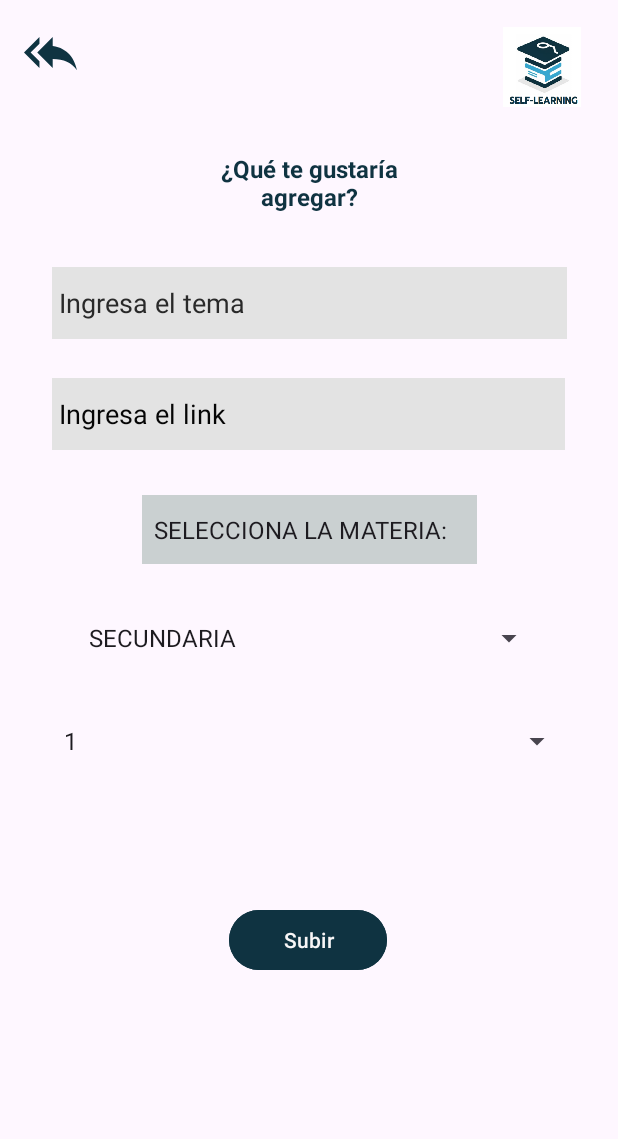
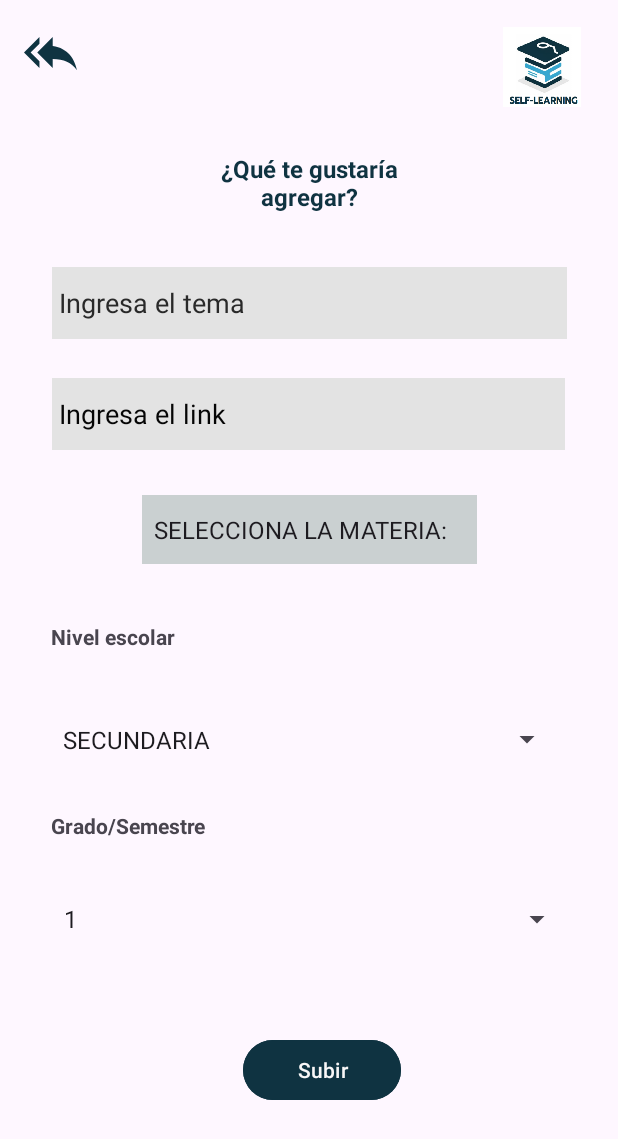
Before and after one commit to NayeliIA/appandroid, an Android app: the AdminCrearPropuesta screen opened directly, with no data from a screen before it, on a phone screen of 412 x 824 dp. Shown: the top 1139 px of the screen. Run offline under Robolectric (Android 15) with nearby library versions, the phone set to English and light mode, and no system bars; our stand-ins replace Firebase (no records; nobody signed in at launch, a user with empty details on screens opened directly).

Commit message:
backup/app lista 25/02/24

```diff
--- a/app/src/main/java/com/example/alumnos/MainActivity.java
+++ b/app/src/main/java/com/example/alumnos/MainActivity.java
@@ -29,7 +29,7 @@ public class MainActivity extends AppCompatActivity {
             @Override
             public void onClick(View v) {
 
-                Intent i = new Intent(MainActivity.this, PaginaunoActivity.class);
+                Intent i = new Intent(MainActivity.this, InicioActivity.class);
                 //Intent i = new Intent(MainActivity.this, Materias.class);
 
                 //Intent i = new Intent(MainActivity.this, InicioActivity.class);
--- a/app/src/main/res/layout/activity_admin_crear_propuesta.xml
+++ b/app/src/main/res/layout/activity_admin_crear_propuesta.xml
@@ -92,10 +92,10 @@
         android:textColor="#F8F7F7"
         app:layout_constraintBottom_toBottomOf="parent"
         app:layout_constraintEnd_toEndOf="parent"
-        app:layout_constraintHorizontal_bias="0.498"
+        app:layout_constraintHorizontal_bias="0.529"
         app:layout_constraintStart_toStartOf="parent"
         app:layout_constraintTop_toTopOf="parent"
-        app:layout_constraintVertical_bias="0.777" />
+        app:layout_constraintVertical_bias="0.888" />
 
     <TextView
         android:id="@+id/textView3"
@@ -115,24 +115,50 @@
 
     <Spinner
         android:id="@+id/nivelEducacionSpinner"
-        android:layout_width="312dp"
-        android:layout_height="45dp"
+        android:layout_width="341dp"
+        android:layout_height="55dp"
         app:layout_constraintBottom_toBottomOf="parent"
         app:layout_constraintEnd_toEndOf="parent"
-        app:layout_constraintHorizontal_bias="0.515"
+        app:layout_constraintHorizontal_bias="0.485"
         app:layout_constraintStart_toStartOf="parent"
         app:layout_constraintTop_toTopOf="parent"
-        app:layout_constraintVertical_bias="0.517" />
+        app:layout_constraintVertical_bias="0.605" />
 
     <Spinner
         android:id="@+id/gradoSpinner"
         android:layout_width="347dp"
-        android:layout_height="44dp"
+        android:layout_height="48dp"
         app:layout_constraintBottom_toBottomOf="parent"
         app:layout_constraintEnd_toEndOf="parent"
         app:layout_constraintHorizontal_bias="0.531"
         app:layout_constraintStart_toStartOf="parent"
         app:layout_constraintTop_toTopOf="parent"
-        app:layout_constraintVertical_bias="0.605" />
+        app:layout_constraintVertical_bias="0.759" />
+
+    <TextView
+        android:id="@+id/textView10"
+        android:layout_width="wrap_content"
+        android:layout_height="wrap_content"
+        android:text="Nivel escolar"
+        android:textStyle="bold"
+        app:layout_constraintBottom_toBottomOf="parent"
+        app:layout_constraintEnd_toEndOf="parent"
+        app:layout_constraintHorizontal_bias="0.103"
+        app:layout_constraintStart_toStartOf="parent"
+        app:layout_constraintTop_toTopOf="parent"
+        app:layout_constraintVertical_bias="0.515" />
+
+    <TextView
+        android:id="@+id/textView12"
+        android:layout_width="wrap_content"
+        android:layout_height="wrap_content"
+        android:text="Grado/Semestre"
+        android:textStyle="bold"
+        app:layout_constraintBottom_toBottomOf="parent"
+        app:layout_constraintEnd_toEndOf="parent"
+        app:layout_constraintHorizontal_bias="0.11"
+        app:layout_constraintStart_toStartOf="parent"
+        app:layout_constraintTop_toTopOf="parent"
+        app:layout_constraintVertical_bias="0.672" />
 
 </androidx.constraintlayout.widget.ConstraintLayout>
```
Also changed, not shown: app/src/main/java/com/example/alumnos/EscolarActivity.java (+6 -5 lines), app/src/main/java/com/example/alumnos/SemestreActivity.java (+24 -24 lines), app/src/main/res/layout/activity_admin_inicio.xml (+7 -6 lines), 1 other file.
